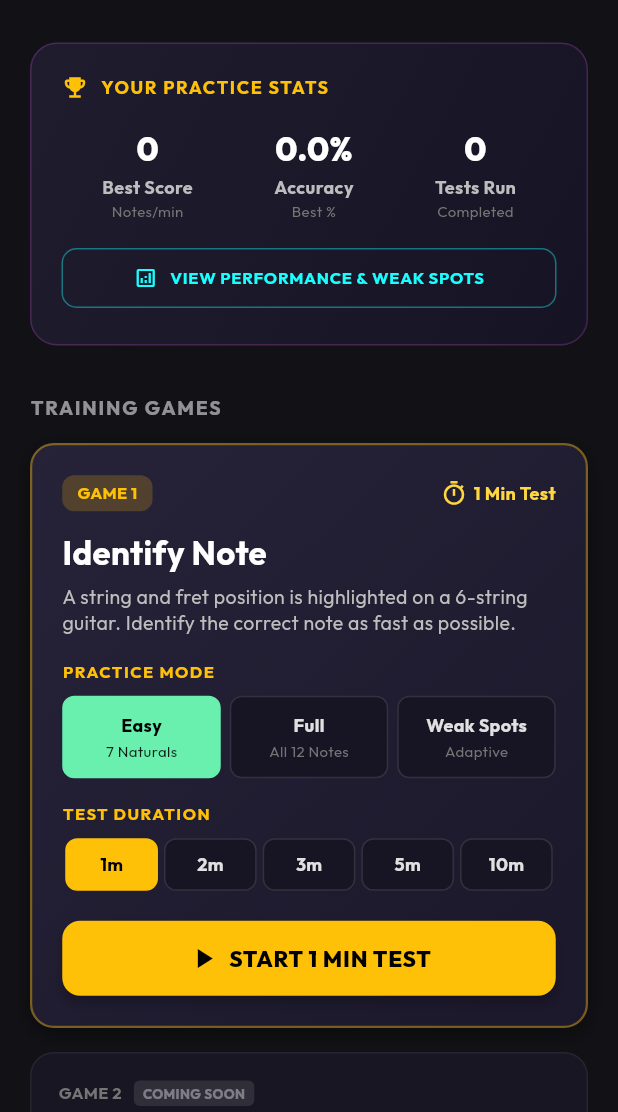
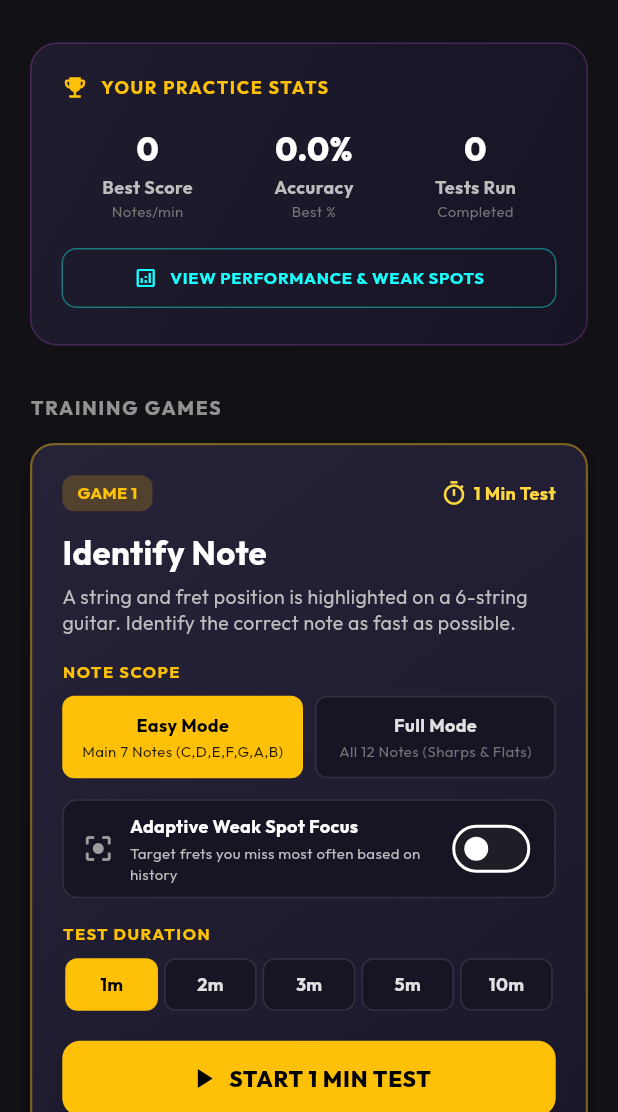
Before and after one commit to rohitraghuwanshi10/FretHQ, a Flutter app: the screen it shows after launch, on a phone screen of 412 x 824 dp, the part 124-1236 px from its top. Run offline on Flutter 3.47's test engine with Material 3 defaults, Android fonts, the phone set to English and light mode, and no system bars; our stand-ins replace google_fonts, shared_preferences, sqflite; accounts and stored records are empty.

Commit message:
Refactor adaptive weak spot training into a toggle switch usable with both Easy and Full modes

```diff
--- a/lib/models/game_session.dart
+++ b/lib/models/game_session.dart
@@ -73,13 +73,20 @@ class GameSession {
     int nextFret;
     TargetPosition candidate;
 
+    final availableWeakPositions = weakTargetPositions?.where((pos) {
+      if (!includeAccidentals && !pos.targetNote.isNatural) {
+        return false;
+      }
+      return true;
+    }).toList();
+
     int attempts = 0;
     do {
       if (isWeakSpotFocus &&
-          weakTargetPositions != null &&
-          weakTargetPositions!.isNotEmpty &&
+          availableWeakPositions != null &&
+          availableWeakPositions.isNotEmpty &&
           rand.nextDouble() < 0.70) {
-        final weakPos = weakTargetPositions![rand.nextInt(weakTargetPositions!.length)];
+        final weakPos = availableWeakPositions[rand.nextInt(availableWeakPositions.length)];
         nextString = weakPos.stringNumber;
         nextFret = weakPos.fretNumber;
       } else {
--- a/lib/screens/home_screen.dart
+++ b/lib/screens/home_screen.dart
@@ -18,7 +18,8 @@ class _HomeScreenState extends State<HomeScreen> {
   int _totalGames = 0;
   bool _isLoadingStats = true;
   int _selectedDurationMinutes = 1; // Default 1 min
-  String _selectedMode = 'easy'; // 'easy', 'full', 'weak_spot'
+  bool _includeAccidentals = false; // Default Easy Mode (Natural notes only)
+  bool _isWeakSpotFocus = false; // Adaptive Weak Spot focus toggle
 
   final List<int> _durationOptions = [1, 2, 3, 5, 10];
 
@@ -43,11 +44,9 @@ class _HomeScreenState extends State<HomeScreen> {
   }
 
   void _navigateToGame1() async {
-    final isWeakSpot = _selectedMode == 'weak_spot';
-    final includeAccidentals = _selectedMode == 'full';
     List<TargetPosition>? weakTargetPositions;
 
-    if (isWeakSpot) {
+    if (_isWeakSpotFocus) {
       final weakList = await DatabaseHelper.instance.getWeakestPositions(limit: 10);
       weakTargetPositions = weakList
           .map((w) => TargetPosition(stringNumber: w.stringNumber, fretNumber: w.fretNumber))
@@ -59,8 +58,8 @@ class _HomeScreenState extends State<HomeScreen> {
       MaterialPageRoute(
         builder: (context) => IdentifyNoteScreen(
           durationSeconds: _selectedDurationMinutes * 60,
-          includeAccidentals: includeAccidentals,
-          isWeakSpotFocus: isWeakSpot,
+          includeAccidentals: _includeAccidentals,
+          isWeakSpotFocus: _isWeakSpotFocus,
           weakTargetPositions: weakTargetPositions,
         ),
       ),
@@ -286,9 +285,9 @@ class _HomeScreenState extends State<HomeScreen> {
                       ),
                       const SizedBox(height: 16),
 
-                      // Selectable Mode: Easy vs Full vs Weak Spot Focus
+                      // Note Scope: Easy (Main 7 notes) vs Full (All 12 notes)
                       const Text(
-                        'PRACTICE MODE',
+                        'NOTE SCOPE',
                         style: TextStyle(
                           fontSize: 11,
                           fontWeight: FontWeight.bold,
@@ -299,12 +298,145 @@ class _HomeScreenState extends State<HomeScreen> {
                       const SizedBox(height: 8),
                       Row(
                         children: [
-                          _buildModeChip('easy', 'Easy', '7 Naturals', Colors.greenAccent),
-                          const SizedBox(width: 6),
-                          _buildModeChip('full', 'Full', 'All 12 Notes', Colors.amber),
-                          const SizedBox(width: 6),
-                          _buildModeChip('weak_spot', 'Weak Spots', 'Adaptive', Colors.redAccent),
+                          Expanded(
+                            child: InkWell(
+                              onTap: () {
+                                setState(() {
+                                  _includeAccidentals = false;
+                                });
+                              },
+                              borderRadius: BorderRadius.circular(8),
+                              child: AnimatedContainer(
+                                duration: const Duration(milliseconds: 150),
+                                padding: const EdgeInsets.symmetric(vertical: 10),
+                                decoration: BoxDecoration(
+                                  color: !_includeAccidentals ? Colors.amber : const Color(0xFF171424),
+                                  borderRadius: BorderRadius.circular(8),
+                                  border: Border.all(
+                                    color: !_includeAccidentals ? Colors.amber : Colors.white12,
+                                  ),
+                                ),
+                                child: Column(
+                                  children: [
+                                    Text(
+                                      'Easy Mode',
+                                      style: TextStyle(
+                                        color: !_includeAccidentals ? Colors.black : Colors.grey.shade300,
+                                        fontWeight: FontWeight.bold,
+                                        fontSize: 12,
+                                      ),
+                                    ),
+                                    const SizedBox(height: 2),
+                                    Text(
+                                      'Main 7 Notes (C,D,E,F,G,A,B)',
+                                      style: TextStyle(
+                                        color: !_includeAccidentals ? Colors.black87 : Colors.grey.shade600,
+                                        fontSize: 10,
+                                      ),
+                                    ),
+                                  ],
+                                ),
+                              ),
+                            ),
+                          ),
+                          const SizedBox(width: 8),
+                          Expanded(
+                            child: InkWell(
+                              onTap: () {
+                                setState(() {
+                                  _includeAccidentals = true;
+                                });
+                              },
+                              borderRadius: BorderRadius.circular(8),
+                              child: AnimatedContainer(
+                                duration: const Duration(milliseconds: 150),
+                                padding: const EdgeInsets.symmetric(vertical: 10),
+                                decoration: BoxDecoration(
+                                  color: _includeAccidentals ? Colors.amber : const Color(0xFF171424),
+                                  borderRadius: BorderRadius.circular(8),
+                                  border: Border.all(
+                                    color: _includeAccidentals ? Colors.amber : Colors.white12,
+                                  ),
+                                ),
+                                child: Column(
+                                  children: [
+                                    Text(
+                                      'Full Mode',
+                                      style: TextStyle(
+                                        color: _includeAccidentals ? Colors.black : Colors.grey.shade300,
+                                        fontWeight: FontWeight.bold,
+                                        fontSize: 12,
+                                      ),
+                                    ),
+                                    const SizedBox(height: 2),
+                                    Text(
+                                      'All 12 Notes (Sharps & Flats)',
+                                      style: TextStyle(
+                                        color: _includeAccidentals ? Colors.black87 : Colors.grey.shade600,
+                                        fontSize: 10,
+                                      ),
+                                    ),
+                                  ],
+                                ),
+                              ),
+                            ),
+                          ),
                         ],
+                      ),
+                      const SizedBox(height: 14),
+
+                      // Adaptive Training Switch Toggle Card
+                      Container(
+                        padding: const EdgeInsets.symmetric(horizontal: 12, vertical: 8),
+                        decoration: BoxDecoration(
+                          color: const Color(0xFF171424),
+                          borderRadius: BorderRadius.circular(10),
+                          border: Border.all(
+                            color: _isWeakSpotFocus ? Colors.redAccent.withValues(alpha: 0.5) : Colors.white12,
+                          ),
+                        ),
+                        child: Row(
+                          children: [
+                            Icon(
+                              Icons.center_focus_strong,
+                              color: _isWeakSpotFocus ? Colors.redAccent : Colors.grey.shade500,
+                              size: 22,
+                            ),
+                            const SizedBox(width: 10),
+                            Expanded(
+                              child: Column(
+                                crossAxisAlignment: CrossAxisAlignment.start,
+                                children: [
+                                  Text(
+                                    'Adaptive Weak Spot Focus',
+                                    style: TextStyle(
+                                      fontSize: 12,
+                                      fontWeight: FontWeight.bold,
+                                      color: _isWeakSpotFocus ? Colors.redAccent : Colors.white,
+                                    ),
+                                  ),
+                                  const SizedBox(height: 2),
+                                  Text(
+                                    'Target frets you miss most often based on history',
+                                    style: TextStyle(
+                                      fontSize: 10,
+                                      color: Colors.grey.shade400,
+                                    ),
+                                  ),
+                                ],
+                              ),
+                            ),
+                            Switch(
+                              value: _isWeakSpotFocus,
+                              activeColor: Colors.redAccent,
+                              onChanged: (val) {
+                                setState(() {
+                                  _isWeakSpotFocus = val;
+                                });
+                              },
+                            ),
+                          ],
+                        ),
                       ),
                       const SizedBox(height: 16),
 
@@ -527,50 +659,4 @@ class _HomeScreenState extends State<HomeScreen> {
       ),
     );
   }
-
-  Widget _buildModeChip(String modeKey, String title, String sub, Color activeColor) {
-    final isSelected = _selectedMode == modeKey;
-
-    return Expanded(
-      child: InkWell(
-        onTap: () {
-          setState(() {
-            _selectedMode = modeKey;
-          });
-        },
-        borderRadius: BorderRadius.circular(8),
-        child: AnimatedContainer(
-          duration: const Duration(milliseconds: 150),
-          padding: const EdgeInsets.symmetric(vertical: 10),
-          decoration: BoxDecoration(
-            color: isSelected ? activeColor : const Color(0xFF171424),
-            borderRadius: BorderRadius.circular(8),
-            border: Border.all(
-              color: isSelected ? activeColor : Colors.white12,
-            ),
-          ),
-          child: Column(
-            children: [
-              Text(
-                title,
-                style: TextStyle(
-                  color: isSelected ? Colors.black : Colors.grey.shade300,
-                  fontWeight: FontWeight.bold,
-                  fontSize: 12,
-                ),
-              ),
-              const SizedBox(height: 2),
-              Text(
-                sub,
-                style: TextStyle(
-                  color: isSelected ? Colors.black87 : Colors.grey.shade600,
-                  fontSize: 10,
-                ),
-              ),
-            ],
-          ),
-        ),
-      ),
-    );
-  }
 }
```
Also changed, not shown: pubspec.lock, 2 other files.
